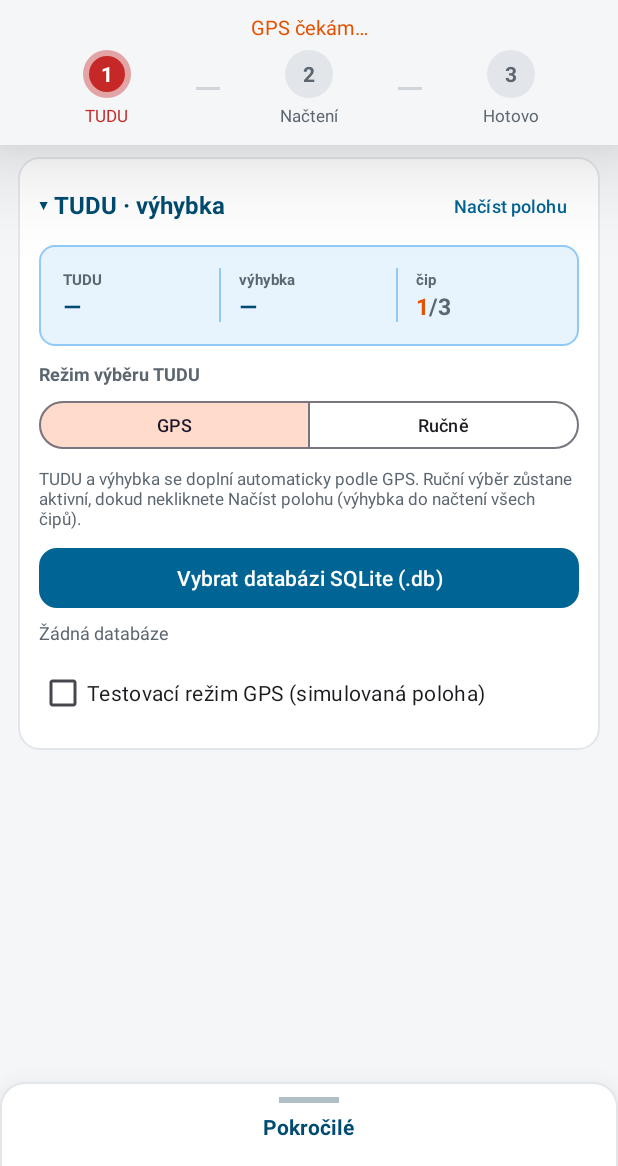
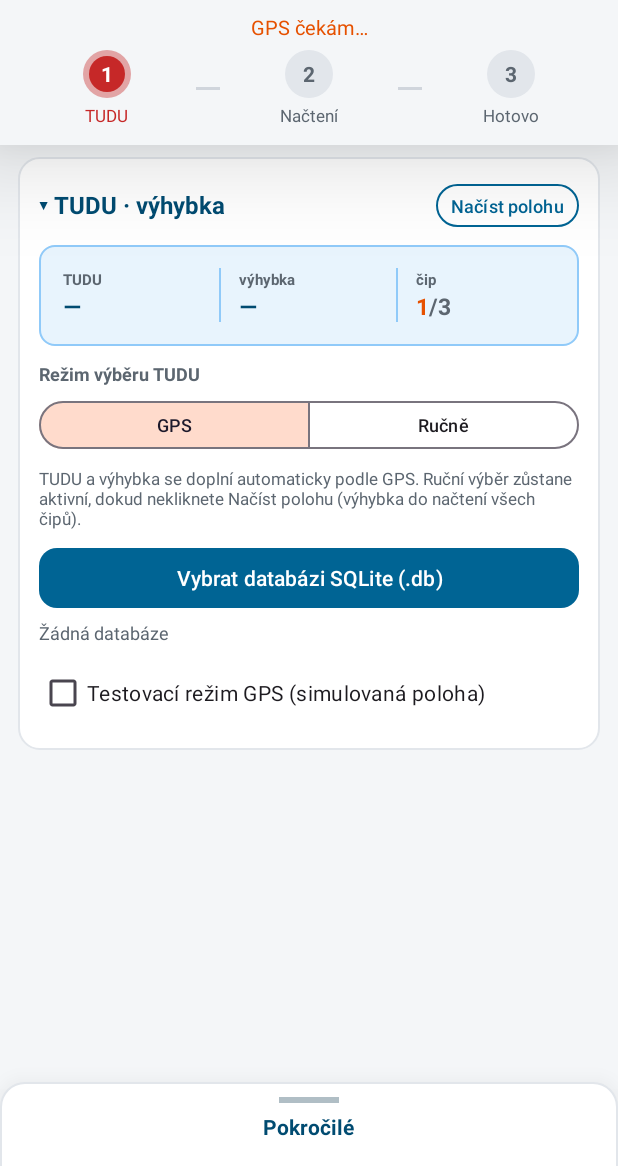
Before and after one commit to tofiapp/rfid_go_gps, an Android app: the screen it shows after launch (MainActivity), on a phone screen of 412 x 824 dp, the part 70-1236 px from its top. Run offline under Robolectric (Android 15) with nearby library versions, the phone set to English and light mode, and no system bars; libraries missing offline, so code that uses them is left out: com.rscja.deviceapi.

```diff
--- a/app/src/main/res/layout/activity_main.xml
+++ b/app/src/main/res/layout/activity_main.xml
@@ -50,15 +50,19 @@
 
                     <com.google.android.material.button.MaterialButton
                         android:id="@+id/btnGpsReloadLocation"
-                        style="@style/Widget.Material3.Button.TextButton"
+                        style="@style/Widget.Material3.Button.OutlinedButton"
                         android:layout_width="wrap_content"
                         android:layout_height="wrap_content"
                         android:minHeight="36dp"
-                        android:paddingStart="8dp"
-                        android:paddingEnd="8dp"
+                        android:paddingStart="10dp"
+                        android:paddingEnd="10dp"
                         android:text="@string/gps_reload_location"
+                        android:textColor="@color/primary"
                         android:textSize="12sp"
-                        android:visibility="gone"/>
+                        android:visibility="gone"
+                        app:backgroundTint="@android:color/transparent"
+                        app:strokeColor="@color/primary"
+                        app:strokeWidth="1dp"/>
                 </LinearLayout>
 
                 <LinearLayout
```
Also changed, not shown: app/src/main/java/com/rfidw/app/ui/MainActivity.java (+2 -8 lines).
